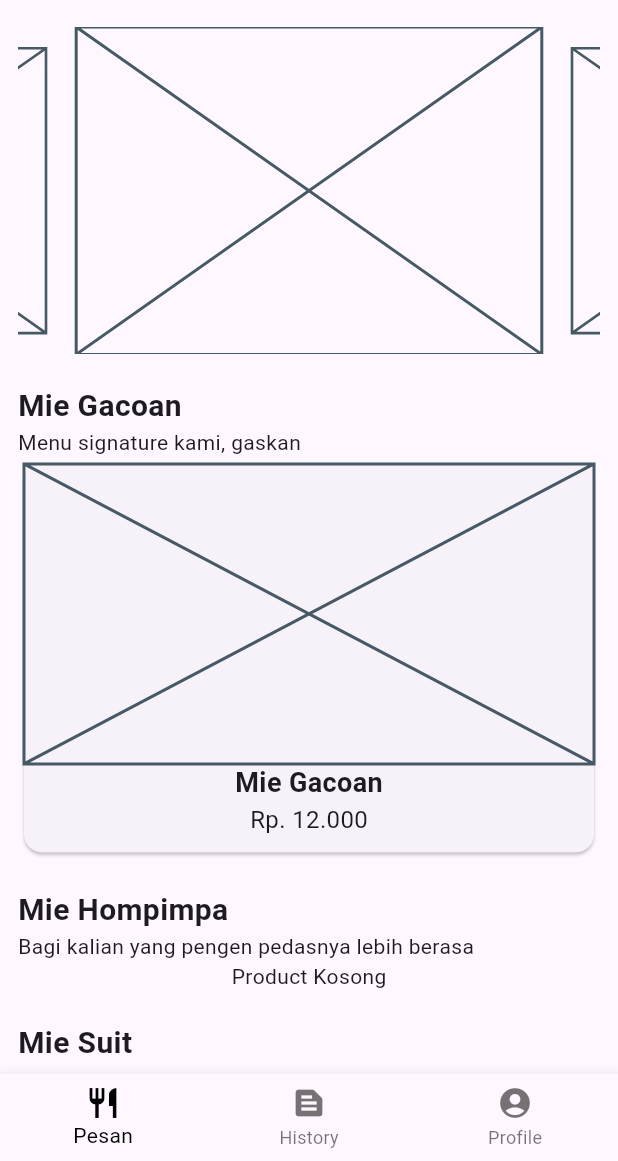
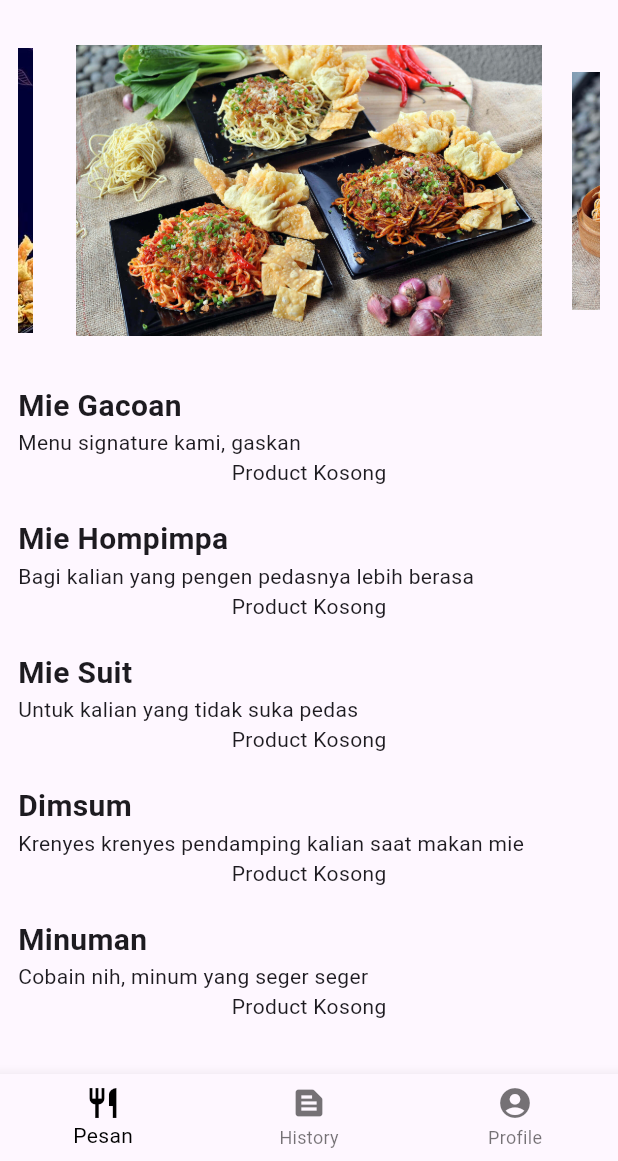
Before and after one commit to Testboiz/tako_food, a Flutter app: the DashboardPage screen opened by its route, on a phone screen of 412 x 824 dp, the part 75-1236 px from its top. Run offline on Flutter 3.47's test engine with Material 3 defaults, Android fonts, the light colour scheme and no system bars; drawn by our look-alikes of carousel_slider; our stand-ins replace cloud_firestore, firebase_auth, firebase_core, qr_flutter; accounts and stored records are empty.

Commit message:
completed dashboard page

```diff
--- a/lib/pages/dashboard.dart
+++ b/lib/pages/dashboard.dart
@@ -26,7 +26,11 @@ class _DashboardPageState extends State<DashboardPage> {
               crossAxisAlignment: CrossAxisAlignment.start,
               children: [
                 CarouselSlider(
-                  items: const [Placeholder(), Placeholder(), Placeholder()],
+                  items: [
+                    Image.asset('assets/img/gacoan slider 1.jpg'),
+                    Image.asset('assets/img/gacoan slider 2.jpg'),
+                    Image.asset('assets/img/gacoan promo 1.jpg')
+                  ],
                   options: CarouselOptions(
                     autoPlay: true,
                     enlargeCenterPage: true,
@@ -40,26 +44,7 @@ class _DashboardPageState extends State<DashboardPage> {
                   style: TextStyle(fontSize: 20, fontWeight: FontWeight.bold),
                 ),
                 const Text("Menu signature kami, gaskan"),
-                const Card(
-                  child: Column(
-                    children: [
-                      Placeholder(
-                        fallbackHeight: 200,
-                        fallbackWidth: 200,
-                      ),
-                      Text(
-                        "Mie Gacoan",
-                        style: TextStyle(
-                            fontSize: 18, fontWeight: FontWeight.bold),
-                      ),
-                      Text(
-                        "Rp. 12.000",
-                        style: TextStyle(fontSize: 16),
-                      ),
-                      SizedBox(height: 10),
-                    ],
-                  ),
-                ),
+                productService.generateProductCards("noodle gacoan"),
                 const SizedBox(
                   height: 20,
                 ),
@@ -68,7 +53,7 @@ class _DashboardPageState extends State<DashboardPage> {
                   style: TextStyle(fontSize: 20, fontWeight: FontWeight.bold),
                 ),
                 const Text("Bagi kalian yang pengen pedasnya lebih berasa"),
-                productService.generateProductCards(),
+                productService.generateProductCards("noodle hompimpa"),
                 const SizedBox(
                   height: 20,
                 ),
@@ -77,6 +62,7 @@ class _DashboardPageState extends State<DashboardPage> {
                   style: TextStyle(fontSize: 20, fontWeight: FontWeight.bold),
                 ),
                 const Text("Untuk kalian yang tidak suka pedas"),
+                productService.generateProductCards("noodle"),
                 const SizedBox(
                   height: 20,
                 ),
@@ -85,6 +71,7 @@ class _DashboardPageState extends State<DashboardPage> {
                   style: TextStyle(fontSize: 20, fontWeight: FontWeight.bold),
                 ),
                 const Text("Krenyes krenyes pendamping kalian saat makan mie"),
+                productService.generateProductCards("dimsum"),
                 const SizedBox(
                   height: 20,
                 ),
@@ -93,6 +80,7 @@ class _DashboardPageState extends State<DashboardPage> {
                   style: TextStyle(fontSize: 20, fontWeight: FontWeight.bold),
                 ),
                 const Text("Cobain nih, minum yang seger seger"),
+                productService.generateProductCards("fruit drink"),
                 const SizedBox(
                   height: 20,
                 ),
--- a/lib/pages/profile_page.dart
+++ b/lib/pages/profile_page.dart
@@ -36,11 +36,7 @@ class _ProfilePageState extends State<ProfilePage> {
             const Text("Pilih Cabang"),
             DropdownButton<String>(
               value: list.first,
-              onChanged: (String? value) {
-                setState(() {
-                  dropdownValue = value!;
-                });
-              },
+              onChanged: (String? value) {},
               items: list.map<DropdownMenuItem<String>>((String value) {
                 return DropdownMenuItem<String>(
                   value: value,
--- a/lib/provider/product_service.dart
+++ b/lib/provider/product_service.dart
@@ -19,9 +19,11 @@ class ProductService {
         .catchError((err) => log("Something Went Wrong : $err"));
   }
 
-  Future<List<Product>> getProducts() async {
+  Future<List<Product>> getProducts(String type) async {
     try {
-      QuerySnapshot snapshot = await _products.get();
+      final QuerySnapshot snapshot =
+          await _products.where('type', isEqualTo: type).get();
+
       return snapshot.docs
           .map((doc) => Product.fromMap(doc.data() as Map<String, dynamic>))
           .toList();
@@ -31,9 +33,9 @@ class ProductService {
     }
   }
 
-  FutureBuilder<List<Product>> generateProductCards() {
+  FutureBuilder<List<Product>> generateProductCards(String type) {
     return FutureBuilder(
-      future: getProducts(),
+      future: getProducts(type),
       builder: (context, snapshot) {
         if (snapshot.connectionState == ConnectionState.waiting) {
           return const Center(
```
Also changed, not shown: assets/img/gacoan promo 1.jpg (added), assets/img/gacoan slider 1.jpg (added), assets/img/gacoan slider 2.jpg (added).
